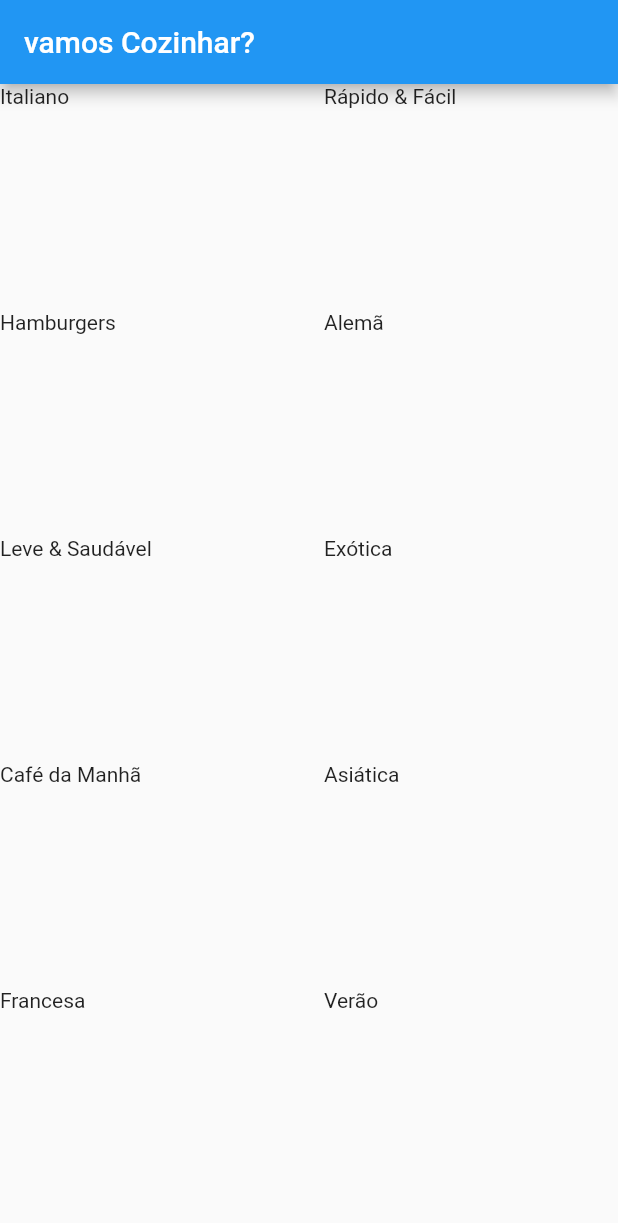
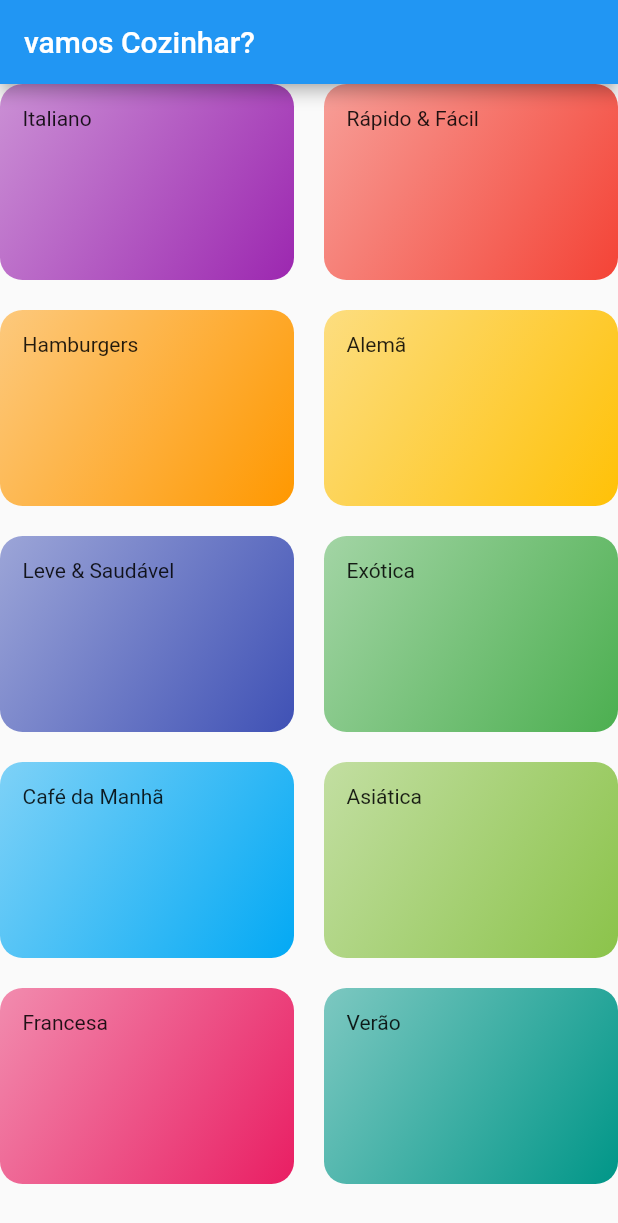
Before and after one commit to tocalopes/Flutter-app-recepies-dart, a Flutter app: the screen it shows after launch, on a phone screen of 412 x 824 dp. Shown: the top 1223 px of the screen. Run offline on Flutter 3.47's test engine with Material 2 defaults, Android fonts, the phone set to English and light mode, and no system bars.

Commit message:
Initia decoration of category_item

```diff
--- a/lib/components/category_item.dart
+++ b/lib/components/category_item.dart
@@ -2,7 +2,6 @@ import 'package:flutter/material.dart';
 import 'package:recepies_foods/models/category.dart';
 
 class CategoryItem extends StatelessWidget {
-
   final Category category;
 
   const CategoryItem(this.category);
@@ -11,6 +10,18 @@ class CategoryItem extends StatelessWidget {
   Widget build(BuildContext context) {
     return Container(
       child: Text(category.title),
+      padding: EdgeInsets.all(15),
+      decoration: BoxDecoration(
+        borderRadius: BorderRadius.circular(15),
+        gradient: LinearGradient(
+          colors: [
+            category.color.withOpacity(0.5),
+            category.color
+          ],
+          begin: Alignment.topLeft,
+          end: Alignment.bottomRight
+        ),
+      ),
     );
   }
 }
```
